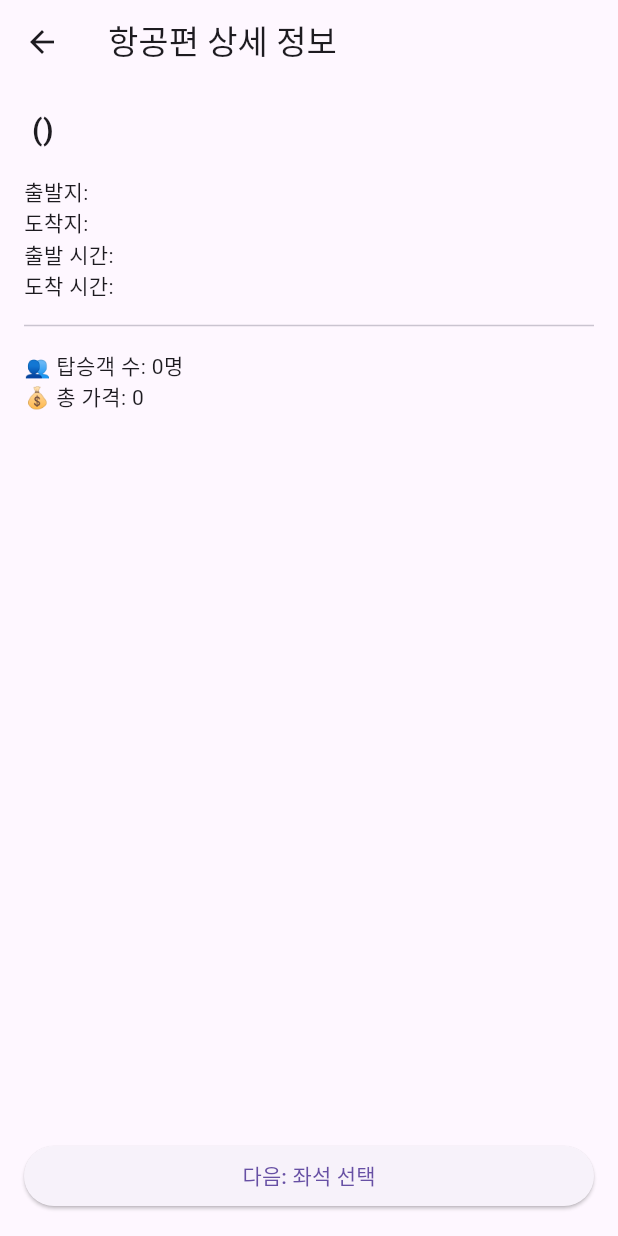
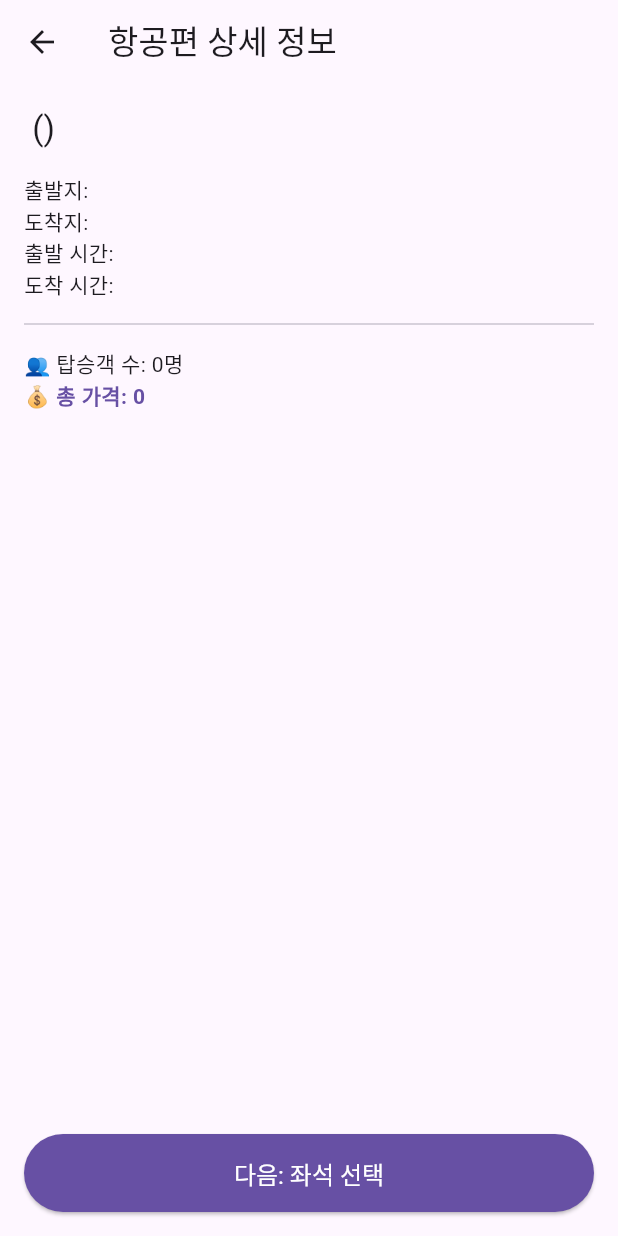
Before and after one commit to Rabbokki/mobile-app-function-impl, a Flutter app: the FlightDetailScreen screen opened directly with empty values, on a phone screen of 412 x 824 dp. Run offline on Flutter 3.47's test engine with Material 3 defaults, Android fonts, the phone set to English and light mode, and no system bars; our stand-ins replace dio, image_picker, shared_preferences; accounts and stored records are empty.

Commit message:
정신 X

```diff
--- a/lib/screens/flight_search/flight_detail_screen.dart
+++ b/lib/screens/flight_search/flight_detail_screen.dart
@@ -15,7 +15,9 @@ class FlightDetailScreen extends StatelessWidget {
     final int passengerCount = flight['passengerCount'] ?? 1;
 
     return Scaffold(
-      appBar: AppBar(title: const Text('항공편 상세 정보')),
+      appBar: AppBar(
+        title: const Text('항공편 상세 정보'),
+      ),
       body: Padding(
         padding: const EdgeInsets.all(16.0),
         child: Column(
@@ -23,16 +25,27 @@ class FlightDetailScreen extends StatelessWidget {
           children: [
             Text(
               '${flight['airline']} (${flight['flightNumber']})',
-              style: const TextStyle(fontSize: 20, fontWeight: FontWeight.bold),
+              style: Theme.of(context).textTheme.titleLarge,
             ),
             const SizedBox(height: 16),
-            Text('출발지: ${flight['departureAirport']}'),
-            Text('도착지: ${flight['arrivalAirport']}'),
-            Text('출발 시간: ${flight['departureTime']}'),
-            Text('도착 시간: ${flight['arrivalTime']}'),
+            Text('출발지: ${flight['departureAirport']}',
+                style: Theme.of(context).textTheme.bodyMedium),
+            Text('도착지: ${flight['arrivalAirport']}',
+                style: Theme.of(context).textTheme.bodyMedium),
+            Text('출발 시간: ${flight['departureTime']}',
+                style: Theme.of(context).textTheme.bodyMedium),
+            Text('도착 시간: ${flight['arrivalTime']}',
+                style: Theme.of(context).textTheme.bodyMedium),
             const Divider(height: 32),
-            Text('👥 탑승객 수: $passengerCount명'),
-            Text('💰 총 가격: ${NumberFormat('#,###').format(price * passengerCount)} ${flight['currency']}'),
+            Text('👥 탑승객 수: $passengerCount명',
+                style: Theme.of(context).textTheme.bodyMedium),
+            Text(
+              '💰 총 가격: ${NumberFormat('#,###').format(price * passengerCount)} ${flight['currency']}',
+              style: Theme.of(context).textTheme.bodyMedium!.copyWith(
+                fontWeight: FontWeight.bold,
+                color: Theme.of(context).colorScheme.primary,
+              ),
+            ),
             const Spacer(),
             SizedBox(
               width: double.infinity,
@@ -44,6 +57,12 @@ class FlightDetailScreen extends StatelessWidget {
                     arguments: flight,
                   );
                 },
+                style: ElevatedButton.styleFrom(
+                  backgroundColor: Theme.of(context).colorScheme.primary,
+                  foregroundColor: Colors.white,
+                  padding: const EdgeInsets.symmetric(vertical: 14),
+                  textStyle: const TextStyle(fontSize: 16),
+                ),
                 child: const Text('다음: 좌석 선택'),
               ),
             )
```
